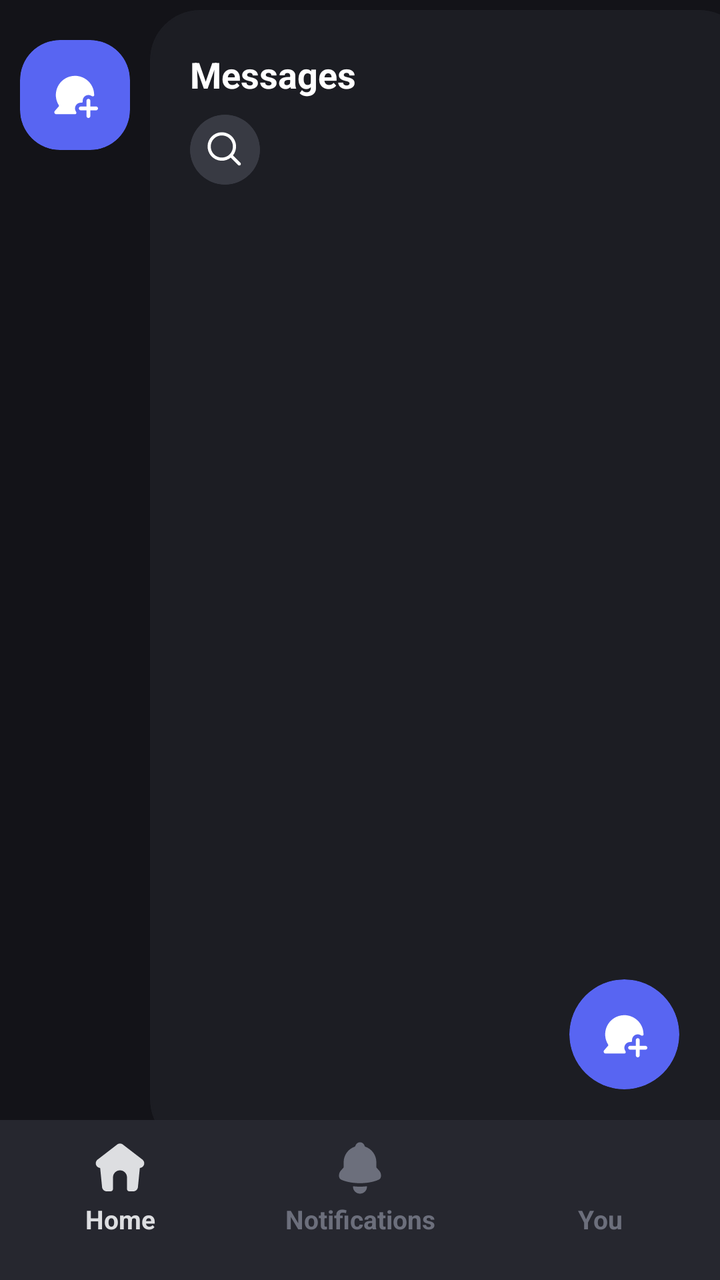
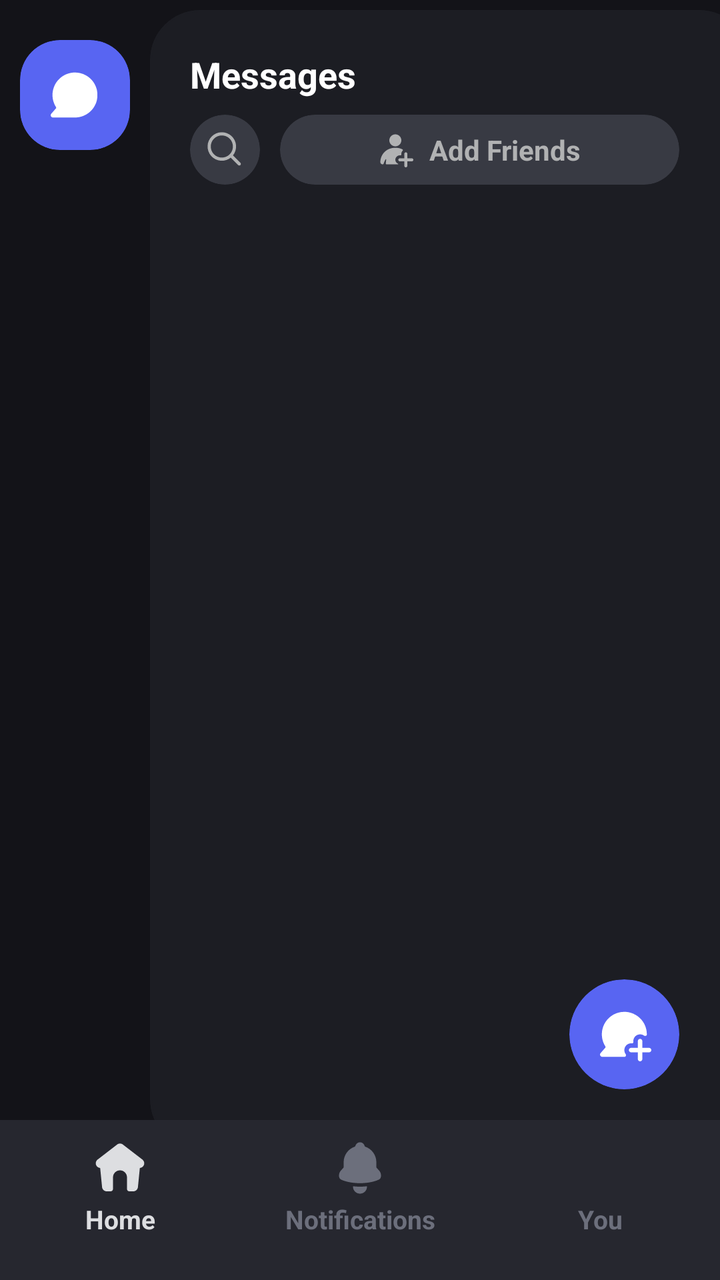

Compare the two renders of this Android layout. The source of the first and the diff that turns it into the second are given below.
<!-- AndroidManifest.xml: application theme Theme.Doscord -->
<!-- res/layout/activity_cr_main.xml -->
<?xml version="1.0" encoding="utf-8"?>
<androidx.constraintlayout.widget.ConstraintLayout xmlns:android="http://schemas.android.com/apk/res/android"
    xmlns:app="http://schemas.android.com/apk/res-auto"
    xmlns:tools="http://schemas.android.com/tools"
    android:id="@+id/main"
    android:layout_width="match_parent"
    android:layout_height="match_parent"
    android:background="#131318"
    tools:context=".activities.chatroom.CrMainActivity">


    <androidx.constraintlayout.widget.ConstraintLayout
        android:layout_width="0dp"
        android:layout_height="0dp"
        android:layout_marginTop="5dp"
        app:layout_constraintBottom_toTopOf="@+id/crMainBottomLayout"
        app:layout_constraintEnd_toStartOf="@+id/crMainMessagesContainer"
        app:layout_constraintStart_toStartOf="parent"
        app:layout_constraintTop_toTopOf="parent">

        <com.google.android.material.card.MaterialCardView
            android:id="@+id/crMainOpenChatContainer"
            android:layout_width="55dp"
            android:layout_height="55dp"
            android:layout_marginTop="15dp"
            android:clickable="true"
            android:focusable="true"
            android:stateListAnimator="@null"
            app:cardBackgroundColor="@color/blue"
            app:cardCornerRadius="20dp"
            app:cardElevation="0dp"
            app:cardMaxElevation="0dp"
            app:layout_constraintEnd_toEndOf="parent"
            app:layout_constraintStart_toStartOf="parent"
            app:layout_constraintTop_toTopOf="parent"
            app:strokeWidth="0dp">

            <ImageView
                android:id="@+id/crMainOpenChatIcon"
                android:layout_width="match_parent"
                android:layout_height="match_parent"
                android:layout_margin="16dp"
                android:scaleType="fitCenter"
                android:src="@drawable/new_chat"
                app:tint="@color/white" />

        </com.google.android.material.card.MaterialCardView>


    </androidx.constraintlayout.widget.ConstraintLayout>

    <com.google.android.material.card.MaterialCardView
        android:id="@+id/crMainMessagesContainer"
        android:layout_width="0dp"
        android:layout_height="0dp"
        android:layout_marginStart="75dp"
        android:layout_marginTop="5dp"
        android:layout_marginEnd="-15dp"
        android:layout_marginBottom="-15dp"
        app:cardBackgroundColor="#1c1d23"
        app:cardCornerRadius="25dp"
        app:cardElevation="0dp"
        app:cardMaxElevation="0dp"
        app:layout_constraintBottom_toTopOf="@+id/crMainBottomLayout"
        app:layout_constraintEnd_toEndOf="parent"
        app:layout_constraintStart_toStartOf="parent"
        app:layout_constraintTop_toTopOf="parent"
        app:strokeColor="#1c1d23">

        <androidx.constraintlayout.widget.ConstraintLayout
            android:layout_width="match_parent"
            android:layout_height="match_parent"
            android:layout_marginEnd="15dp"
            android:layout_marginBottom="15dp">

            <com.google.android.material.card.MaterialCardView
                android:id="@+id/crMainNewChatContainer"
                android:layout_width="55dp"
                android:layout_height="55dp"
                android:layout_marginEnd="20dp"
                android:layout_marginBottom="15dp"
                android:clickable="true"
                android:focusable="true"
                android:stateListAnimator="@null"
                app:cardBackgroundColor="@color/blue"
                app:cardCornerRadius="55dp"
                app:cardElevation="0dp"
                app:cardMaxElevation="0dp"
                app:layout_constraintBottom_toBottomOf="parent"
                app:layout_constraintEnd_toEndOf="parent"
                app:strokeWidth="0dp">

                <ImageView
                    android:id="@+id/crMainNewChatIcon"
                    android:layout_width="match_parent"
                    android:layout_height="match_parent"
                    android:layout_margin="16dp"
                    android:scaleType="fitCenter"
                    android:src="@drawable/new_chat"
                    app:tint="@color/white" />

            </com.google.android.material.card.MaterialCardView>

        <androidx.constraintlayout.widget.ConstraintLayout
            android:layout_width="0dp"
            android:layout_height="wrap_content"
            android:layout_marginStart="20dp"
            android:layout_marginTop="20dp"
            android:layout_marginEnd="10dp"
            app:layout_constraintEnd_toEndOf="parent"
            app:layout_constraintStart_toStartOf="parent"
            app:layout_constraintTop_toTopOf="parent">

        <TextView
            android:id="@+id/crMainMessages"
            android:layout_width="wrap_content"
            android:layout_height="wrap_content"
            android:text="Messages"
            android:textColor="@color/white"
            android:textSize="18sp"
            android:textStyle="bold"
            app:layout_constraintStart_toStartOf="parent"
            app:layout_constraintTop_toTopOf="parent" />

            <com.google.android.material.card.MaterialCardView
                android:id="@+id/crMainSearchContainer"
                android:layout_width="35dp"
                android:layout_height="35dp"
                android:layout_marginTop="8dp"
                android:clickable="true"
                android:focusable="true"
                android:stateListAnimator="@null"
                app:cardBackgroundColor="@color/uiGray"
                app:cardCornerRadius="50dp"
                app:cardElevation="0dp"
                app:cardMaxElevation="0dp"
                app:layout_constraintStart_toStartOf="parent"
                app:layout_constraintTop_toBottomOf="@id/crMainMessages"
                app:strokeWidth="0dp">

                <ImageView
                    android:id="@+id/crMainSearchIcon"
                    android:layout_width="match_parent"
                    android:layout_height="match_parent"
                    android:layout_margin="8dp"
                    android:scaleType="fitCenter"
                    android:src="@drawable/search"
                    app:tint="@color/white" />

            </com.google.android.material.card.MaterialCardView>

            <com.google.android.material.card.MaterialCardView
                android:id="@+id/crMainAddFriendContainer"
                android:layout_width="35dp"
                android:layout_height="35dp"
                android:layout_marginTop="8dp"
                android:clickable="true"
                android:focusable="true"
                android:stateListAnimator="@null"
                app:cardBackgroundColor="@color/uiGray"
                app:cardCornerRadius="50dp"
                app:cardElevation="0dp"
                app:cardMaxElevation="0dp"
                app:layout_constraintStart_toStartOf="parent"
                app:layout_constraintTop_toBottomOf="@id/crMainMessages"
                app:strokeWidth="0dp">

                <ImageView
                    android:id="@+id/crMainAddFriendIcon"
                    android:layout_width="match_parent"
                    android:layout_height="match_parent"
                    android:layout_margin="8dp"
                    android:scaleType="fitCenter"
                    android:src="@drawable/search"
                    app:tint="@color/white" />

            </com.google.android.material.card.MaterialCardView>
</androidx.constraintlayout.widget.ConstraintLayout>

        </androidx.constraintlayout.widget.ConstraintLayout>

    </com.google.android.material.card.MaterialCardView>

    <LinearLayout
        android:id="@+id/crMainBottomLayout"
        android:layout_width="0dp"
        android:layout_height="80dp"
        android:background="#26272f"
        android:baselineAligned="false"
        android:orientation="horizontal"
        app:layout_constraintBottom_toBottomOf="parent"
        app:layout_constraintEnd_toEndOf="parent"
        app:layout_constraintStart_toStartOf="parent">

        <androidx.constraintlayout.widget.ConstraintLayout
            android:layout_width="0dp"
            android:layout_height="match_parent"
            android:layout_weight="1"
            android:onClick="homeClicked">

            <ImageButton
                android:id="@+id/crMainHomeIcon"
                android:layout_width="28dp"
                android:layout_height="28dp"
                android:layout_marginTop="10dp"
                android:background="@null"
                android:backgroundTint="@color/bgGray"
                android:clickable="false"
                android:contentDescription="@string/home"
                android:focusable="false"
                android:scaleType="centerCrop"
                android:src="@drawable/home_icon"
                app:layout_constraintEnd_toEndOf="parent"
                app:layout_constraintStart_toStartOf="parent"
                app:layout_constraintTop_toTopOf="parent"
                app:tint="@color/selected" />

            <TextView
                android:id="@+id/crMainHomeText"
                android:layout_width="wrap_content"
                android:layout_height="wrap_content"
                android:text="@string/home"
                android:textColor="@color/selected"
                android:textSize="13sp"
                android:textStyle="bold"
                app:layout_constraintBottom_toBottomOf="parent"
                app:layout_constraintEnd_toEndOf="parent"
                app:layout_constraintStart_toStartOf="parent"
                app:layout_constraintTop_toTopOf="parent"
                app:layout_constraintVertical_bias="0.65" />

        </androidx.constraintlayout.widget.ConstraintLayout>

        <androidx.constraintlayout.widget.ConstraintLayout
            android:layout_width="0dp"
            android:layout_height="match_parent"
            android:layout_weight="1"
            android:onClick="notifClicked">

            <ImageButton
                android:id="@+id/crMainNotifIcon"
                android:layout_width="28dp"
                android:layout_height="28dp"
                android:layout_marginTop="10dp"
                android:background="@null"
                android:clickable="false"
                android:contentDescription="@string/notifications"
                android:focusable="false"
                android:scaleType="fitCenter"
                android:src="@drawable/notif"
                app:layout_constraintEnd_toEndOf="parent"
                app:layout_constraintStart_toStartOf="parent"
                app:layout_constraintTop_toTopOf="parent"
                app:tint="@color/unselected" />

            <TextView
                android:id="@+id/crMainNotifText"
                android:layout_width="wrap_content"
                android:layout_height="wrap_content"
                android:text="@string/notifications"
                android:textColor="@color/unselected"
                android:textSize="13sp"
                android:textStyle="bold"
                app:layout_constraintBottom_toBottomOf="parent"
                app:layout_constraintEnd_toEndOf="parent"
                app:layout_constraintStart_toStartOf="parent"
                app:layout_constraintTop_toTopOf="parent"
                app:layout_constraintVertical_bias="0.65" />

        </androidx.constraintlayout.widget.ConstraintLayout>

        <androidx.constraintlayout.widget.ConstraintLayout
            android:layout_width="0dp"
            android:layout_height="match_parent"
            android:layout_weight="1"
            android:onClick="pfpClicked">

            <ImageButton
                android:id="@+id/crMainPfpIcon"
                android:layout_width="28dp"
                android:layout_height="28dp"
                android:layout_marginTop="10dp"
                android:alpha="0.5"
                android:background="@null"
                android:backgroundTint="@color/bgGray"
                android:clickable="false"
                android:contentDescription="@string/profile"
                android:focusable="false"
                android:scaleType="centerCrop"
                app:layout_constraintEnd_toEndOf="parent"
                app:layout_constraintHorizontal_bias="0.48"
                app:layout_constraintStart_toStartOf="parent"
                app:layout_constraintTop_toTopOf="parent"
                app:srcCompat="@drawable/pfp_placeholder" />

            <TextView
                android:id="@+id/crMainPfpText"
                android:layout_width="wrap_content"
                android:layout_height="wrap_content"
                android:text="@string/you"
                android:textColor="@color/unselected"
                android:textSize="13sp"
                android:textStyle="bold"
                app:layout_constraintBottom_toBottomOf="parent"
                app:layout_constraintEnd_toEndOf="parent"
                app:layout_constraintStart_toStartOf="parent"
                app:layout_constraintTop_toTopOf="parent"
                app:layout_constraintVertical_bias="0.65" />

        </androidx.constraintlayout.widget.ConstraintLayout>
    </LinearLayout>
</androidx.constraintlayout.widget.ConstraintLayout>
<!-- resources referenced by this layout -->
<resources>
  <color name="bgGray">#202024</color>
  <color name="blue">#5865f2</color>
  <color name="selected">#dddee1</color>
  <color name="uiGray">#383a43</color>
  <color name="unselected">#6c6f7c</color>
  <color name="white">#FFFFFFFF</color>
  <!-- drawable home_icon (drawable) -->
  <vector xmlns:android="http://schemas.android.com/apk/res/android"
      android:width="80dp"
      android:height="80dp"
      android:viewportWidth="80"
      android:viewportHeight="80">
    <path
        android:pathData="M8,28L35.933,6.467C37.099,5.569 38.529,5.083 40,5.083C41.471,5.083 42.901,5.569 44.067,6.467L72.033,27.967C73.041,28.74 73.806,29.786 74.24,30.98C74.673,32.174 74.757,33.467 74.48,34.707C74.203,35.946 73.578,37.081 72.678,37.978C71.778,38.874 70.641,39.495 69.4,39.767L68.333,40L65.6,67.333C65.435,68.978 64.664,70.502 63.439,71.611C62.213,72.719 60.619,73.333 58.967,73.333H53.333C52.449,73.333 51.601,72.982 50.976,72.357C50.351,71.732 50,70.884 50,70V53.333C50,50.681 48.946,48.138 47.071,46.262C45.196,44.387 42.652,43.333 40,43.333C37.348,43.333 34.804,44.387 32.929,46.262C31.053,48.138 30,50.681 30,53.333V70C30,70.884 29.649,71.732 29.024,72.357C28.399,72.982 27.551,73.333 26.667,73.333H21.033C19.381,73.333 17.787,72.719 16.561,71.611C15.335,70.502 14.565,68.978 14.4,67.333L11.667,40L10.6,39.767C9.359,39.495 8.222,38.874 7.322,37.978C6.422,37.081 5.797,35.946 5.52,34.707C5.243,33.467 5.327,32.174 5.76,30.98C6.194,29.786 6.959,28.74 7.967,27.967L8,28Z"
        android:fillColor="#ABABAB"/>
  </vector>
  <!-- drawable pfp_placeholder (drawable) -->
  <?xml version="1.0" encoding="utf-8"?>
  <selector xmlns:android="http://schemas.android.com/apk/res/android">
  
  </selector>
  <string name="home">Home</string>
  <string name="notifications">Notifications</string>
  <string name="profile">Profile</string>
  <string name="you">You</string>
  <style name="Theme.Doscord" parent="Base.Theme.Doscord" />
  <style name="Base.Theme.Doscord" parent="Theme.Material3.DayNight.NoActionBar">
          
          
          <item name="colorOnSurface">#FFFFFF</item>
          <item name="android:textColorPrimary">#FFFFFF</item>
          <item name="android:datePickerDialogTheme">@style/MyDatePickerStyle</item>
      </style>
  <style name="MyDatePickerStyle" parent="Theme.AppCompat.Light.Dialog">
          <item name="colorAccent">@color/purple_500</item>
          <item name="android:windowBackground">@android:color/black</item>
          <item name="android:textColorPrimary">@android:color/white</item>
          <item name="android:textColorSecondary">@android:color/darker_gray</item>
      </style>
  <color name="purple_500">#6200EE</color>
  <!-- unchanged entries left out for length: 3 -->
</resources>

<!-- the commit's change to res/layout/activity_cr_main.xml (unified diff, before → after) -->
@@ -39,9 +39,9 @@
                 android:id="@+id/crMainOpenChatIcon"
                 android:layout_width="match_parent"
                 android:layout_height="match_parent"
-                android:layout_margin="16dp"
+                android:layout_margin="14dp"
                 android:scaleType="fitCenter"
-                android:src="@drawable/new_chat"
+                android:src="@drawable/chat"
                 app:tint="@color/white" />
 
         </com.google.android.material.card.MaterialCardView>
@@ -94,88 +94,120 @@
                     android:id="@+id/crMainNewChatIcon"
                     android:layout_width="match_parent"
                     android:layout_height="match_parent"
-                    android:layout_margin="16dp"
+                    android:layout_margin="14dp"
                     android:scaleType="fitCenter"
                     android:src="@drawable/new_chat"
                     app:tint="@color/white" />
 
             </com.google.android.material.card.MaterialCardView>
 
-        <androidx.constraintlayout.widget.ConstraintLayout
-            android:layout_width="0dp"
-            android:layout_height="wrap_content"
-            android:layout_marginStart="20dp"
-            android:layout_marginTop="20dp"
-            android:layout_marginEnd="10dp"
-            app:layout_constraintEnd_toEndOf="parent"
-            app:layout_constraintStart_toStartOf="parent"
-            app:layout_constraintTop_toTopOf="parent">
-
-        <TextView
-            android:id="@+id/crMainMessages"
-            android:layout_width="wrap_content"
-            android:layout_height="wrap_content"
-            android:text="Messages"
-            android:textColor="@color/white"
-            android:textSize="18sp"
-            android:textStyle="bold"
-            app:layout_constraintStart_toStartOf="parent"
-            app:layout_constraintTop_toTopOf="parent" />
-
-            <com.google.android.material.card.MaterialCardView
-                android:id="@+id/crMainSearchContainer"
-                android:layout_width="35dp"
-                android:layout_height="35dp"
-                android:layout_marginTop="8dp"
-                android:clickable="true"
-                android:focusable="true"
-                android:stateListAnimator="@null"
-                app:cardBackgroundColor="@color/uiGray"
-                app:cardCornerRadius="50dp"
-                app:cardElevation="0dp"
-                app:cardMaxElevation="0dp"
-                app:layout_constraintStart_toStartOf="parent"
-                app:layout_constraintTop_toBottomOf="@id/crMainMessages"
-                app:strokeWidth="0dp">
-
-                <ImageView
-                    android:id="@+id/crMainSearchIcon"
-                    android:layout_width="match_parent"
-                    android:layout_height="match_parent"
-                    android:layout_margin="8dp"
-                    android:scaleType="fitCenter"
-                    android:src="@drawable/search"
-                    app:tint="@color/white" />
-
-            </com.google.android.material.card.MaterialCardView>
-
-            <com.google.android.material.card.MaterialCardView
-                android:id="@+id/crMainAddFriendContainer"
-                android:layout_width="35dp"
-                android:layout_height="35dp"
-                android:layout_marginTop="8dp"
-                android:clickable="true"
-                android:focusable="true"
-                android:stateListAnimator="@null"
-                app:cardBackgroundColor="@color/uiGray"
-                app:cardCornerRadius="50dp"
-                app:cardElevation="0dp"
-                app:cardMaxElevation="0dp"
-                app:layout_constraintStart_toStartOf="parent"
-                app:layout_constraintTop_toBottomOf="@id/crMainMessages"
-                app:strokeWidth="0dp">
-
-                <ImageView
-                    android:id="@+id/crMainAddFriendIcon"
-                    android:layout_width="match_parent"
-                    android:layout_height="match_parent"
-                    android:layout_margin="8dp"
-                    android:scaleType="fitCenter"
-                    android:src="@drawable/search"
-                    app:tint="@color/white" />
-
-            </com.google.android.material.card.MaterialCardView>
-</androidx.constraintlayout.widget.ConstraintLayout>
+            <androidx.constraintlayout.widget.ConstraintLayout
+                android:id="@+id/crMainHeaderLayout"
+                android:layout_width="0dp"
+                android:layout_height="wrap_content"
+                android:layout_marginStart="20dp"
+                android:layout_marginTop="20dp"
+                android:layout_marginEnd="20dp"
+                app:layout_constraintEnd_toEndOf="parent"
+                app:layout_constraintStart_toStartOf="parent"
+                app:layout_constraintTop_toTopOf="parent">
+
+                <TextView
+                    android:id="@+id/crMainMessages"
+                    android:layout_width="wrap_content"
+                    android:layout_height="wrap_content"
+                    android:text="Messages"
+                    android:textColor="@color/white"
+                    android:textSize="18sp"
+                    android:textStyle="bold"
+                    app:layout_constraintStart_toStartOf="parent"
+                    app:layout_constraintTop_toTopOf="parent" />
+
+                <com.google.android.material.card.MaterialCardView
+                    android:id="@+id/crMainSearchContainer"
+                    android:layout_width="35dp"
+                    android:layout_height="35dp"
+                    android:layout_marginTop="8dp"
+                    android:clickable="true"
+                    android:focusable="true"
+                    android:stateListAnimator="@null"
+                    app:cardBackgroundColor="@color/uiGray"
+                    app:cardCornerRadius="50dp"
+                    app:cardElevation="0dp"
+                    app:cardMaxElevation="0dp"
+                    app:layout_constraintStart_toStartOf="parent"
+                    app:layout_constraintTop_toBottomOf="@id/crMainMessages"
+                    app:strokeWidth="0dp">
+
+                    <ImageView
+                        android:id="@+id/crMainSearchIcon"
+                        android:layout_width="match_parent"
+                        android:layout_height="match_parent"
+                        android:layout_margin="8dp"
+                        android:scaleType="fitCenter"
+                        android:src="@drawable/search"
+                        app:tint="#b1b2b3" />
+
+                </com.google.android.material.card.MaterialCardView>
+
+                <com.google.android.material.card.MaterialCardView
+                    android:id="@+id/crMainAddFriendContainer"
+                    android:layout_width="0dp"
+                    android:layout_height="35dp"
+                    android:layout_marginStart="10dp"
+                    android:layout_marginTop="8dp"
+                    android:clickable="true"
+                    android:focusable="true"
+                    android:onClick="openAddFriends"
+                    android:stateListAnimator="@null"
+                    app:cardBackgroundColor="@color/uiGray"
+                    app:cardCornerRadius="50dp"
+                    app:cardElevation="0dp"
+                    app:cardMaxElevation="0dp"
+                    app:layout_constraintEnd_toEndOf="parent"
+                    app:layout_constraintStart_toEndOf="@id/crMainSearchContainer"
+                    app:layout_constraintTop_toBottomOf="@id/crMainMessages"
+                    app:strokeWidth="0dp">
+
+                    <LinearLayout
+                        android:layout_width="wrap_content"
+                        android:layout_height="wrap_content"
+                        android:layout_gravity="center"
+                        android:gravity="center_vertical"
+                        android:orientation="horizontal">
+
+                        <ImageView
+                            android:id="@+id/crMainAddFriendIcon"
+                            android:layout_width="18dp"
+                            android:layout_height="18dp"
+                            android:scaleType="fitCenter"
+                            android:src="@drawable/add_friend"
+                            app:tint="#b1b2b3" />
+
+                        <TextView
+                            android:id="@+id/crMainAddFriendText"
+                            android:layout_width="wrap_content"
+                            android:layout_height="wrap_content"
+                            android:layout_marginStart="8dp"
+                            android:text="@string/add_friends"
+                            android:textColor="#b1b2b3"
+                            android:textStyle="bold" />
+
+                    </LinearLayout>
+
+                </com.google.android.material.card.MaterialCardView>
+            </androidx.constraintlayout.widget.ConstraintLayout>
+
+            <androidx.recyclerview.widget.RecyclerView
+                android:id="@+id/crMainRecyclerView"
+                android:layout_width="0dp"
+                android:layout_height="0dp"
+                android:layout_marginTop="10dp"
+                app:layout_constraintBottom_toBottomOf="parent"
+                app:layout_constraintEnd_toEndOf="parent"
+                app:layout_constraintStart_toStartOf="parent"
+                app:layout_constraintTop_toBottomOf="@id/crMainHeaderLayout"
+                tools:listitem="@layout/item_chat" />
 
         </androidx.constraintlayout.widget.ConstraintLayout>
 
@@ -310,3 +342,67 @@
         </androidx.constraintlayout.widget.ConstraintLayout>
     </LinearLayout>
 </androidx.constraintlayout.widget.ConstraintLayout>
+<!-- res/layout/item_chat.xml (included above) -->
+<?xml version="1.0" encoding="utf-8"?>
+<androidx.constraintlayout.widget.ConstraintLayout xmlns:android="http://schemas.android.com/apk/res/android"
+    xmlns:app="http://schemas.android.com/apk/res-auto"
+    xmlns:tools="http://schemas.android.com/tools"
+    android:layout_width="match_parent"
+    android:layout_height="wrap_content"
+    android:background="?attr/selectableItemBackground"
+    android:clickable="true"
+    android:focusable="true"
+    android:padding="12dp">
+
+    <com.google.android.material.imageview.ShapeableImageView
+        android:id="@+id/itemChatPfp"
+        android:layout_width="50dp"
+        android:layout_height="50dp"
+        android:scaleType="centerCrop"
+        android:src="@drawable/pfp_placeholder"
+        app:layout_constraintBottom_toBottomOf="parent"
+        app:layout_constraintStart_toStartOf="parent"
+        app:layout_constraintTop_toTopOf="parent"
+        app:shapeAppearanceOverlay="@style/CircleImageView" />
+
+    <TextView
+        android:id="@+id/itemChatName"
+        android:layout_width="0dp"
+        android:layout_height="wrap_content"
+        android:layout_marginStart="12dp"
+        android:layout_marginEnd="8dp"
+        android:ellipsize="end"
+        android:maxLines="1"
+        android:text="Username"
+        android:textColor="@color/white"
+        android:textSize="16sp"
+        android:textStyle="bold"
+        app:layout_constraintEnd_toStartOf="@+id/itemChatTime"
+        app:layout_constraintStart_toEndOf="@id/itemChatPfp"
+        app:layout_constraintTop_toTopOf="@id/itemChatPfp" />
+
+    <TextView
+        android:id="@+id/itemChatMessage"
+        android:layout_width="0dp"
+        android:layout_height="wrap_content"
+        android:layout_marginTop="2dp"
+        android:ellipsize="end"
+        android:maxLines="1"
+        android:text="Latest message goes here..."
+        android:textColor="#b1b2b3"
+        android:textSize="14sp"
+        app:layout_constraintEnd_toEndOf="@id/itemChatName"
+        app:layout_constraintStart_toStartOf="@id/itemChatName"
+        app:layout_constraintTop_toBottomOf="@id/itemChatName" />
+
+    <TextView
+        android:id="@+id/itemChatTime"
+        android:layout_width="wrap_content"
+        android:layout_height="wrap_content"
+        android:text="12:00 PM"
+        android:textColor="#b1b2b3"
+        android:textSize="12sp"
+        app:layout_constraintEnd_toEndOf="parent"
+        app:layout_constraintTop_toTopOf="@id/itemChatName" />
+
+</androidx.constraintlayout.widget.ConstraintLayout>
<!-- resource entries referenced after the edit -->
@@ -6,6 +6,17 @@
   <color name="uiGray">#383a43</color>
   <color name="unselected">#6c6f7c</color>
   <color name="white">#FFFFFFFF</color>
+  <!-- drawable add_friend: vector/xml drawable (drawable, 2126 chars, omitted) -->
+  <!-- drawable chat (drawable) -->
+  <vector xmlns:android="http://schemas.android.com/apk/res/android"
+      android:width="80dp"
+      android:height="80dp"
+      android:viewportWidth="80"
+      android:viewportHeight="80">
+    <path
+        android:pathData="M40,73.333C47.397,73.328 54.582,70.862 60.423,66.324C66.264,61.786 70.431,55.435 72.266,48.269C74.1,41.104 73.5,33.531 70.558,26.744C67.617,19.958 62.502,14.342 56.018,10.782C49.535,7.222 42.051,5.919 34.746,7.079C27.441,8.239 20.729,11.797 15.667,17.19C10.606,22.584 7.482,29.508 6.788,36.872C6.094,44.236 7.869,51.622 11.833,57.867C12.267,58.5 12.2,59.333 11.7,59.9L4.834,67.8C4.411,68.281 4.136,68.874 4.041,69.508C3.946,70.141 4.036,70.789 4.3,71.372C4.564,71.956 4.99,72.452 5.528,72.799C6.066,73.147 6.693,73.332 7.334,73.333H40Z"
+        android:fillColor="#ABABAB"/>
+  </vector>
   <!-- drawable home_icon (drawable) -->
   <vector xmlns:android="http://schemas.android.com/apk/res/android"
       android:width="80dp"
@@ -21,10 +32,15 @@
   <selector xmlns:android="http://schemas.android.com/apk/res/android">
   
   </selector>
+  <string name="add_friends">Add Friends</string>
   <string name="home">Home</string>
   <string name="notifications">Notifications</string>
   <string name="profile">Profile</string>
   <string name="you">You</string>
+  <style name="CircleImageView">
+          <item name="cornerSize">50%</item>
+          <item name="cornerFamily">rounded</item>
+      </style>
   <style name="Theme.Doscord" parent="Base.Theme.Doscord" />
   <style name="Base.Theme.Doscord" parent="Theme.Material3.DayNight.NoActionBar">
           
